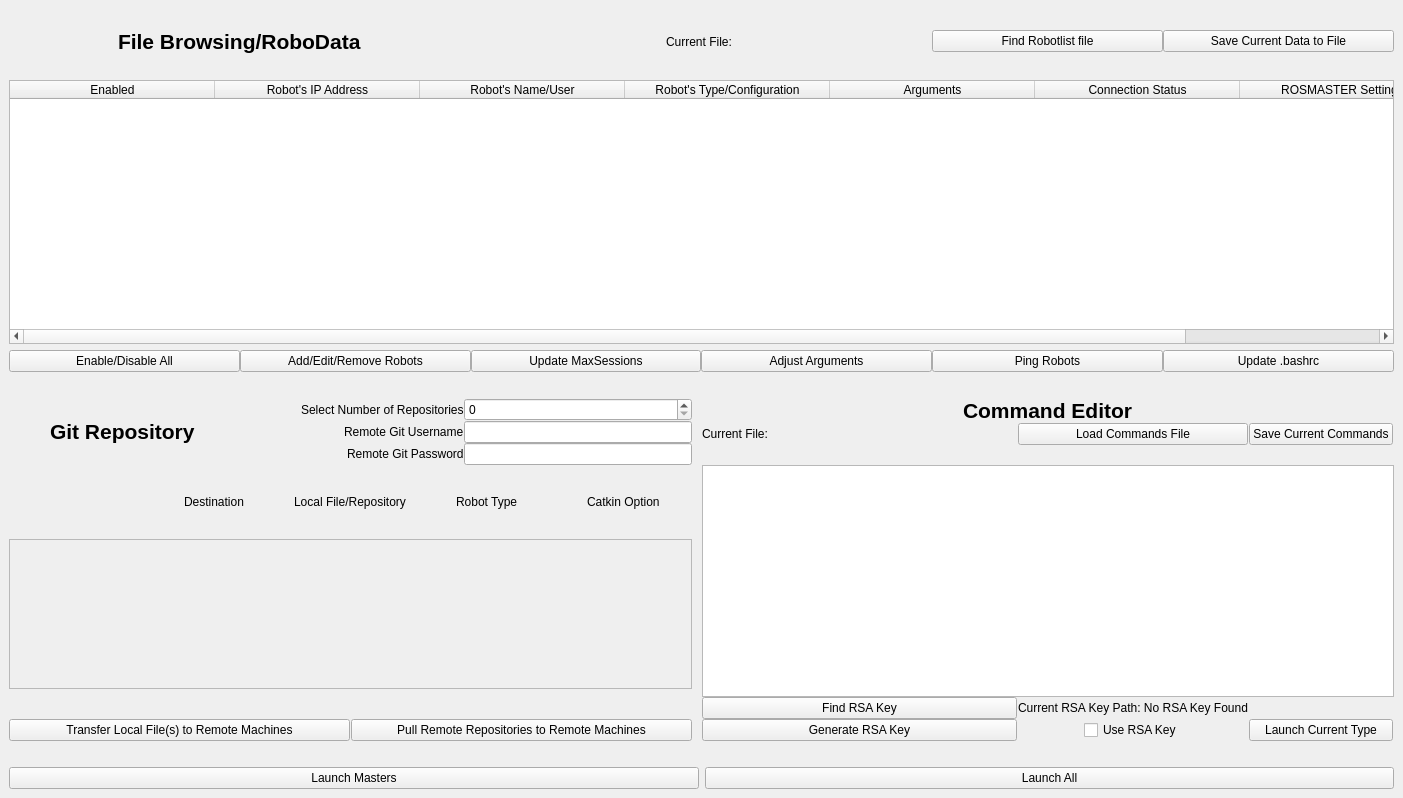
This is src/ui_files/Multilauncher.ui in uf-reef-avl/multilauncher as Qt 5 draws it before an edit. The edited form follows.
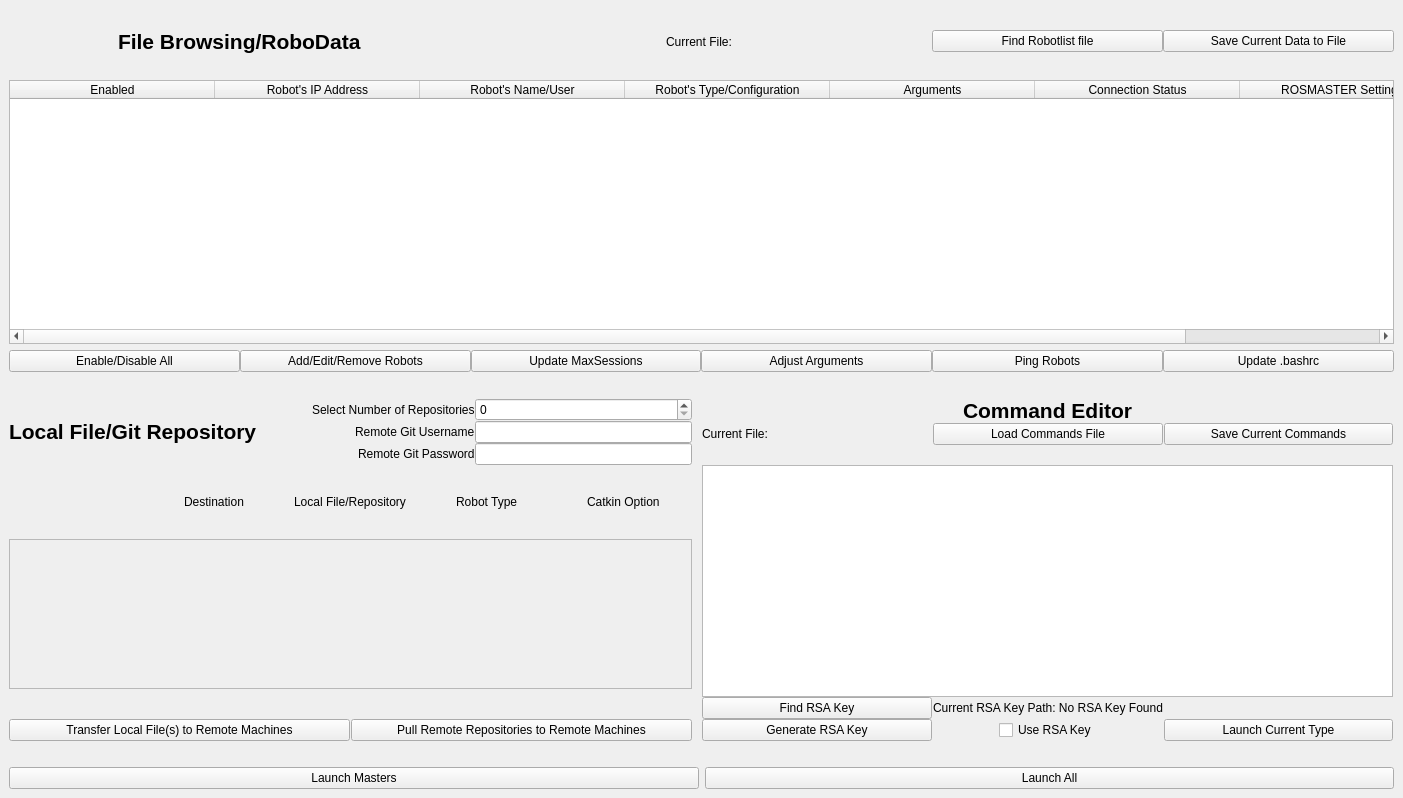
This is the edited form.

The edit to the form file:
```diff
--- a/src/ui_files/Multilauncher.ui
+++ b/src/ui_files/Multilauncher.ui
@@ -274,7 +274,7 @@
        </spacer>
       </item>
       <item row="2" column="2">
-       <layout class="QGridLayout" name="gridLayout_4" columnstretch="1,0,0,0">
+       <layout class="QGridLayout" name="gridLayout_4" columnstretch="1,1,1,0">
         <property name="horizontalSpacing">
          <number>1</number>
         </property>
@@ -314,22 +314,6 @@
           </property>
          </widget>
         </item>
-        <item row="3" column="0" colspan="4">
-         <widget class="QTextEdit" name="commands">
-          <property name="sizePolicy">
-           <sizepolicy hsizetype="Expanding" vsizetype="Expanding">
-            <horstretch>0</horstretch>
-            <verstretch>0</verstretch>
-           </sizepolicy>
-          </property>
-          <property name="minimumSize">
-           <size>
-            <width>610</width>
-            <height>0</height>
-           </size>
-          </property>
-         </widget>
-        </item>
         <item row="5" column="0">
          <widget class="QPushButton" name="generateRSAKeyButton">
           <property name="text">
@@ -381,6 +365,22 @@
           </property>
          </widget>
         </item>
+        <item row="3" column="0" colspan="3">
+         <widget class="QTextEdit" name="commands">
+          <property name="sizePolicy">
+           <sizepolicy hsizetype="Expanding" vsizetype="Expanding">
+            <horstretch>0</horstretch>
+            <verstretch>0</verstretch>
+           </sizepolicy>
+          </property>
+          <property name="minimumSize">
+           <size>
+            <width>610</width>
+            <height>0</height>
+           </size>
+          </property>
+         </widget>
+        </item>
        </layout>
       </item>
       <item row="2" column="1">
@@ -549,7 +549,7 @@
              </font>
             </property>
             <property name="text">
-             <string>Git Repository</string>
+             <string>Local File/Git Repository</string>
             </property>
            </widget>
           </item>
```
